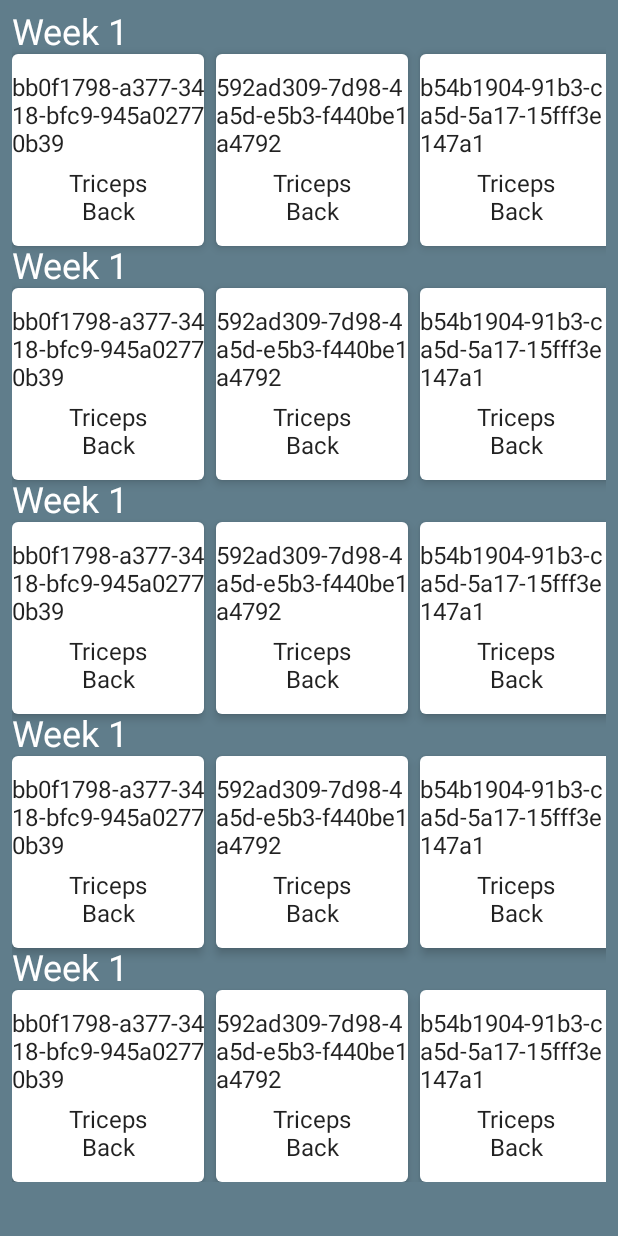
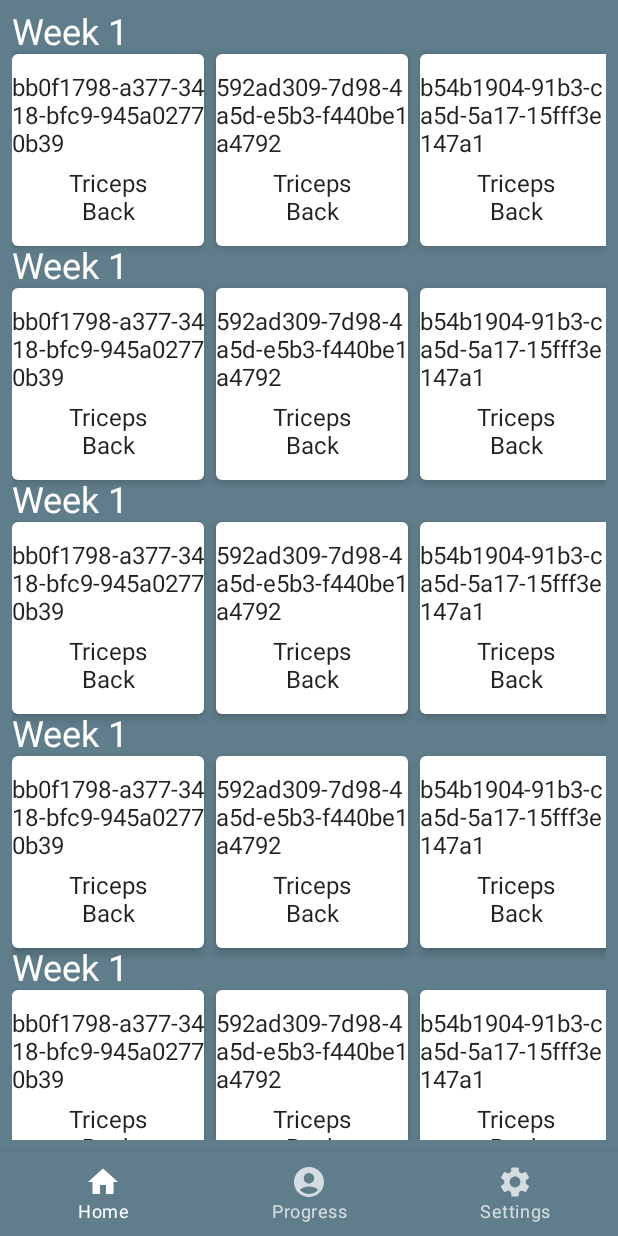
Before and after one commit to JoeSemper/PushUpProgram, an Android app built with Jetpack Compose: the screen it shows after launch (MainActivity), on a phone screen of 412 x 824 dp. Run offline under Robolectric (Android 15) with nearby library versions, the phone set to English and light mode, and no system bars.

Commit message:
Bottom navigation impl

```diff
--- a/app/src/main/java/com/joesemper/pushupprogram/AppNavigation.kt
+++ b/app/src/main/java/com/joesemper/pushupprogram/AppNavigation.kt
@@ -1,18 +1,55 @@
 package com.joesemper.pushupprogram
 
+import androidx.annotation.StringRes
+import androidx.compose.foundation.layout.padding
+import androidx.compose.material.*
+import androidx.compose.material.icons.Icons
+import androidx.compose.material.icons.filled.AccountCircle
+import androidx.compose.material.icons.filled.Home
+import androidx.compose.material.icons.filled.Settings
 import androidx.compose.runtime.Composable
+import androidx.compose.runtime.getValue
 import androidx.compose.ui.Modifier
+import androidx.compose.ui.graphics.vector.ImageVector
+import androidx.compose.ui.res.stringResource
+import androidx.navigation.NavDestination.Companion.hierarchy
+import androidx.navigation.NavGraph.Companion.findStartDestination
 import androidx.navigation.NavHostController
 import androidx.navigation.NavType
 import androidx.navigation.compose.NavHost
 import androidx.navigation.compose.composable
+import androidx.navigation.compose.currentBackStackEntryAsState
 import androidx.navigation.compose.rememberNavController
 import androidx.navigation.navArgument
 import com.joesemper.pushupprogram.ui.screens.home.HomeScreen
+import com.joesemper.pushupprogram.ui.screens.progress.ProgressScreen
+import com.joesemper.pushupprogram.ui.screens.settings.SettingsScreen
 import com.joesemper.pushupprogram.ui.screens.workout.WorkoutScreen
 
 const val HOME_ROUTE = "home"
+const val PROGRESS_ROUTE = "Progress"
+const val SETTINGS_ROUTE = "settings"
 const val WORKOUT_ROUTE = "workout/{workoutId}"
+
+sealed class Screen(val route: String, @StringRes val labelRes: Int, val icon: ImageVector) {
+    object Home : Screen(
+        route = HOME_ROUTE,
+        labelRes = R.string.home,
+        icon = Icons.Default.Home
+    )
+
+    object Progress : Screen(
+        route = PROGRESS_ROUTE,
+        labelRes = R.string.progress,
+        icon = Icons.Default.AccountCircle
+    )
+
+    object Settings : Screen(
+        route = SETTINGS_ROUTE,
+        labelRes = R.string.settings,
+        icon = Icons.Default.Settings
+    )
+}
 
 @Composable
 fun AppNavHost(
@@ -20,23 +57,66 @@ fun AppNavHost(
     navController: NavHostController = rememberNavController(),
     startDestination: String = HOME_ROUTE
 ) {
+    val bottomNavItems = listOf(
+        Screen.Home,
+        Screen.Progress,
+        Screen.Settings
+    )
+
+    Scaffold(
+        bottomBar = {
+            BottomNavigation {
+                val navBackStackEntry by navController.currentBackStackEntryAsState()
+                val currentDestination = navBackStackEntry?.destination
+
+                bottomNavItems.forEach { screen ->
+                    BottomNavigationItem(
+                        icon = { Icon(imageVector = screen.icon, contentDescription = null) },
+                        label = { Text(text = stringResource(id = screen.labelRes)) },
+                        selected = currentDestination?.hierarchy?.any { it.route == screen.route } == true,
+                        onClick = {
+                            navController.navigate(screen.route) {
+                                popUpTo(navController.graph.findStartDestination().id) {
+                                    saveState = true
+                                }
+                                launchSingleTop = true
+                                restoreState = true
+                            }
+                        })
+                }
+            }
+        }
+    ) { innerPadding ->
         NavHost(
-        modifier = modifier,
+            modifier = modifier.padding(innerPadding),
             navController = navController,
             startDestination = startDestination
         ) {
             composable(
-            route = HOME_ROUTE
+                route = Screen.Home.route
             ) {
                 HomeScreen(navController)
             }
 
             composable(
+                route = Screen.Progress.route
+            ) {
+                ProgressScreen(navController)
+            }
+
+            composable(
+                route = Screen.Settings.route
+            ) {
+                SettingsScreen(navController)
+            }
+
+            composable(
                 route = WORKOUT_ROUTE,
-            arguments = listOf(navArgument("workoutId") { type = NavType.StringType})
+                arguments = listOf(navArgument("workoutId") { type = NavType.StringType })
             ) {
                 WorkoutScreen(navController)
             }
 
         }
     }
+}
--- /dev/null
+++ b/app/src/main/java/com/joesemper/pushupprogram/ui/screens/progress/ProgressScreen.kt
@@ -0,0 +1,10 @@
+package com.joesemper.pushupprogram.ui.screens.progress
+
+import androidx.compose.material.Text
+import androidx.compose.runtime.Composable
+import androidx.navigation.NavController
+
+@Composable
+fun ProgressScreen(navController: NavController) {
+    Text(text = "Progress")
+}
--- /dev/null
+++ b/app/src/main/java/com/joesemper/pushupprogram/ui/screens/settings/SettingsScreen.kt
@@ -0,0 +1,10 @@
+package com.joesemper.pushupprogram.ui.screens.settings
+
+import androidx.compose.material.Text
+import androidx.compose.runtime.Composable
+import androidx.navigation.NavController
+
+@Composable
+fun SettingsScreen(navController: NavController) {
+    Text(text = "Settings")
+}
--- a/app/src/main/res/values/strings.xml
+++ b/app/src/main/res/values/strings.xml
@@ -1,3 +1,6 @@
 <resources>
     <string name="app_name">PushUpProgram</string>
+    <string name="home">Home</string>
+    <string name="progress">Progress</string>
+    <string name="settings">Settings</string>
 </resources>
```
Lines whose indentation alone changed are shown as unchanged.
